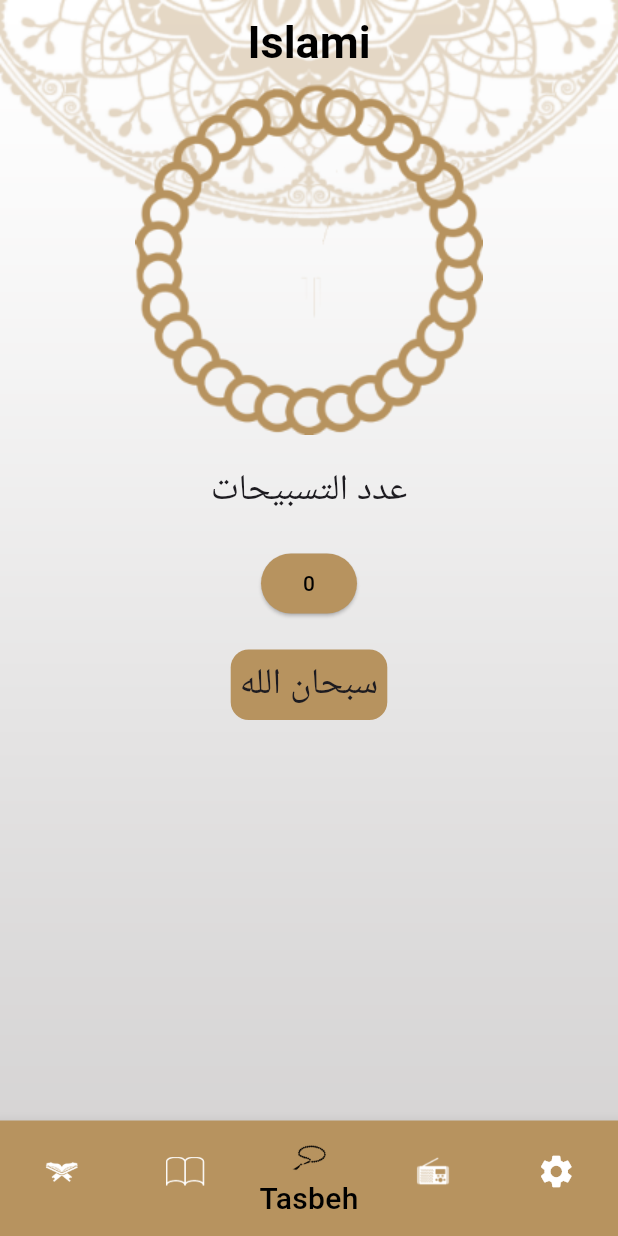
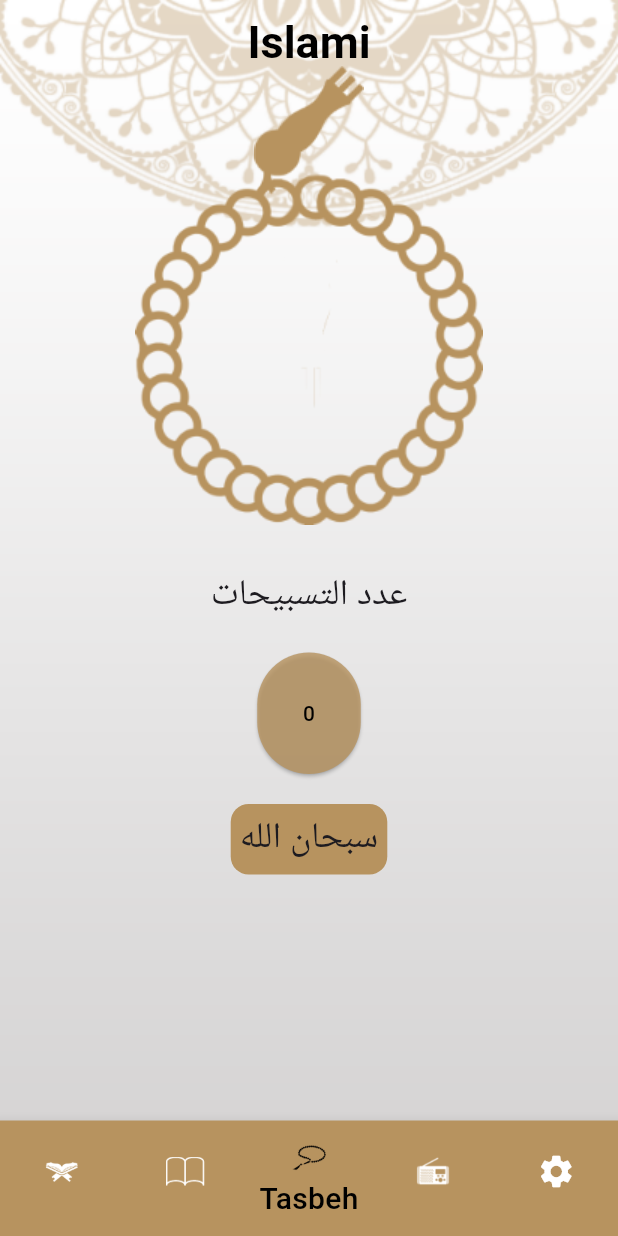
Before and after one commit to basmalahesham/islami-cycle9, a Flutter app: the screen it shows after launch, item 3 of the bottom bar chosen, on a phone screen of 412 x 824 dp. Run offline on Flutter 3.47's test engine with Material 2 defaults, Android fonts, the phone set to English and light mode, and no system bars.

```diff
--- a/lib/moduls/sebha/sebha_view.dart
+++ b/lib/moduls/sebha/sebha_view.dart
@@ -54,7 +54,7 @@ class SebhaView extends StatelessWidget {
   }
 }*/
 
-import 'package:flutter/material.dart';
+/*import 'package:flutter/material.dart';
 
 class SebhaView extends StatefulWidget {
   const SebhaView({super.key});
@@ -123,4 +123,109 @@ class _SebhaViewState extends State<SebhaView> {
       ),
     );
   }
+}*/
+
+import 'package:flutter/material.dart';
+
+class SebhaView extends StatefulWidget {
+  @override
+  State<SebhaView> createState() => _SebhaViewState();
 }
+
+class _SebhaViewState extends State<SebhaView> {
+  int counterButton = 0;
+  double angle = 0.0;
+
+  @override
+  Widget build(BuildContext context) {
+    var theme = Theme.of(context);
+    return Center(
+      child: Column(
+        children: [
+          const SizedBox(
+            height: 60,
+          ),
+          Stack(
+            alignment: Alignment.center,
+            clipBehavior: Clip.none,
+            children: [
+              Positioned(
+                  top: -72,
+                  child: Image.asset('assets/images/head_sebha_logo.png')),
+              InkWell(
+                onTap: () {
+                  setState(() {
+                    angle--;
+                  });
+                },
+                child: Transform.rotate(
+                  angle: angle,
+                  child: Image.asset('assets/images/body_sebha_logo.png'),
+                ),
+              ),
+            ],
+          ),
+          SizedBox(
+            height: 30,
+          ),
+          Text(
+            'عدد التسبيحات',
+            style: TextStyle(
+              fontSize: 24,
+              fontWeight: FontWeight.w400,
+            ),
+          ),
+          SizedBox(
+            height: 20,
+          ),
+          Container(
+            width: 69,
+            height: 81,
+            decoration: BoxDecoration(
+              borderRadius: BorderRadius.circular(25),
+            ),
+            child: ElevatedButton(
+              style: ElevatedButton.styleFrom(
+                primary: theme.primaryColor.withOpacity(0.8),
+              ),
+              onPressed: () {
+                setState(() {
+                  counterButton++;
+                });
+              },
+              child: Text(
+                '$counterButton',
+                style: TextStyle(
+                  color: Colors.black,
+                ),
+              ),
+            ),
+          ),
+          SizedBox(
+            height: 20,
+          ),
+          Container(
+            decoration: BoxDecoration(
+              borderRadius: BorderRadius.circular(12),
+              color: theme.primaryColor,
+            ),
+            padding: EdgeInsets.all(6),
+            child: Text(
+              'سبحان الله',
+              style: TextStyle(
+                fontSize: 24,
+                fontWeight: FontWeight.w400,
+              ),
+            ),
+          ),
+        ],
+      ),
+    );
+  }
+
+/*decreasedAngle() {
+    setState(() {
+      angle++;
+    });
+  }*/
+}
```
Also changed, not shown: assets/images/head_sebha_logo.png (added), 2 other files.
